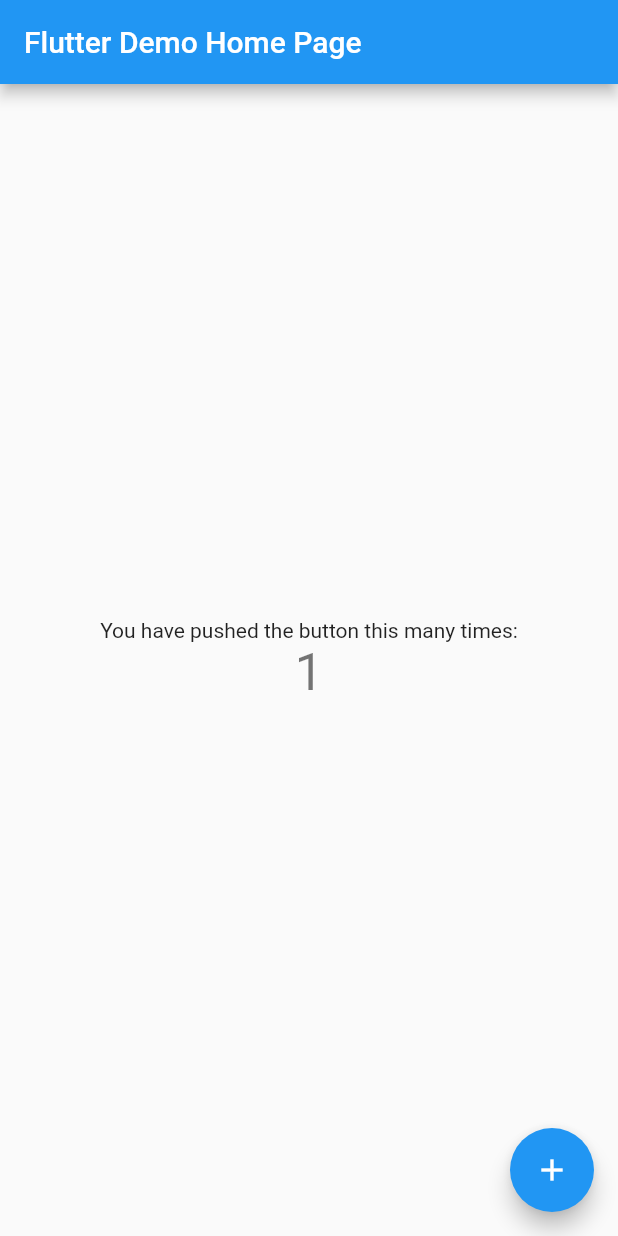
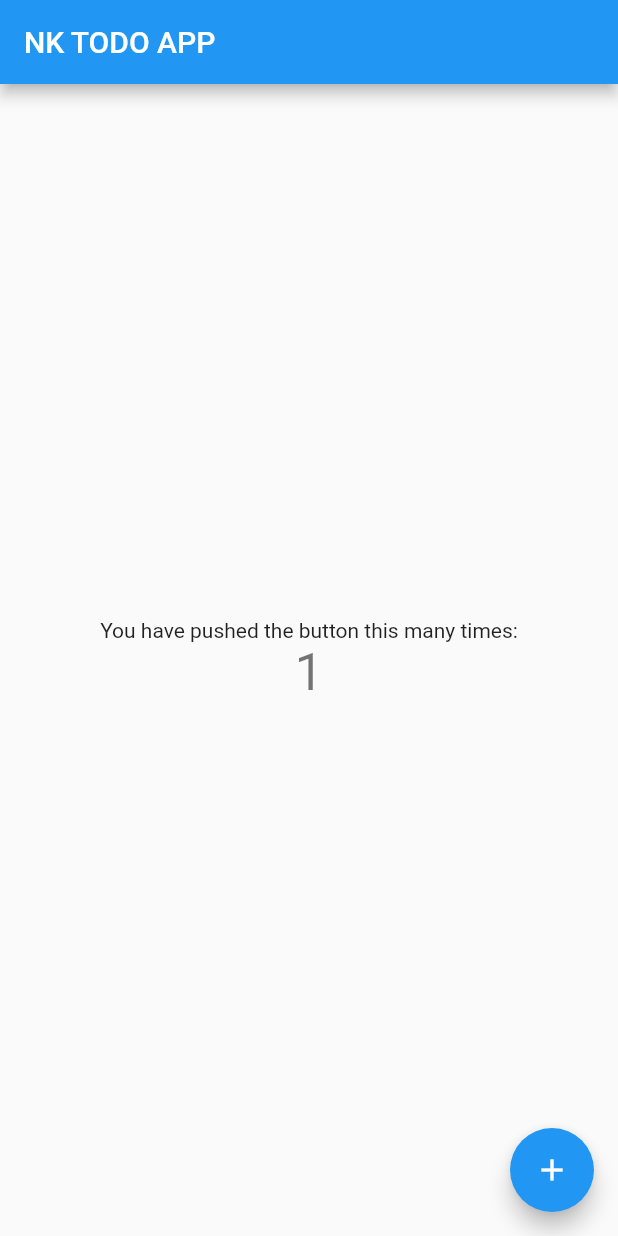
Before and after one commit to narikatsu/nk_todo, a Flutter app: the screen it shows after launch, after a tap on the "add" icon, on a phone screen of 412 x 824 dp. Run offline on Flutter 3.47's test engine with Material 2 defaults, Android fonts, the phone set to English and light mode, and no system bars; our stand-ins replace firebase_core; accounts and stored records are empty.

```diff
--- a/lib/main.dart
+++ b/lib/main.dart
@@ -1,4 +1,7 @@
+import 'package:firebase_core/firebase_core.dart';
 import 'package:flutter/material.dart';
+import 'package:nk_todo/views/error_page.dart';
+import 'package:nk_todo/views/loading_page.dart';
 
 void main() {
   runApp(MyApp());
@@ -26,7 +29,30 @@ class MyApp extends StatelessWidget {
         // closer together (more dense) than on mobile platforms.
         visualDensity: VisualDensity.adaptivePlatformDensity,
       ),
-      home: MyHomePage(title: 'Flutter Demo Home Page'),
+      home: InitializingWidget(),
+    );
+  }
+}
+
+class InitializingWidget extends StatelessWidget {
+  final Future<FirebaseApp> _initialization = Firebase.initializeApp();
+
+  @override
+  Widget build(BuildContext context) {
+    return FutureBuilder(
+      future: _initialization,
+      builder: (context, snapshot) {
+        // 初期化が異常終了したら、エラーページを表示する。
+        if (snapshot.hasError) {
+          return ErrorPage();
+        }
+        // 初期化が正常終了されたら、 MyHomePage() を表示する
+        if (snapshot.connectionState == ConnectionState.done) {
+          return MyHomePage(title: 'NK TODO APP');
+        }
+        // 初期化中、ローディングページを表示する
+        return LoadingPage();
+      },
     );
   }
 }
--- /dev/null
+++ b/lib/views/loading_page.dart
@@ -0,0 +1,14 @@
+import 'package:flutter/material.dart';
+
+class LoadingPage extends StatelessWidget {
+  @override
+  Widget build(BuildContext context) {
+    return Scaffold(
+        appBar: AppBar(
+          title: Text('Loading...'),
+        ),
+        body: Center(
+            child:
+                Column(children: const <Widget>[CircularProgressIndicator()])));
+  }
+}
```
Also changed, not shown: lib/views/error_page.dart (added, +15 -0 lines).
